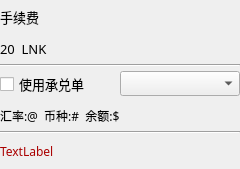
Old version of the form LNKWallet/FeeChooseWidget.ui in the repository HcashOrg/hx-indicator.
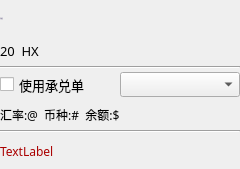
New version of the form.

Patch:
```diff
--- a/LNKWallet/FeeChooseWidget.ui
+++ b/LNKWallet/FeeChooseWidget.ui
@@ -57,9 +57,16 @@
      <property name="font">
       <font>
        <family>微软雅黑</family>
-       <pointsize>10</pointsize>
+       <pointsize>-1</pointsize>
+       <weight>50</weight>
+       <italic>false</italic>
+       <bold>false</bold>
       </font>
      </property>
+     <property name="styleSheet">
+      <string notr="true">font: 12px &quot;微软雅黑&quot;;
+color:rgb(137,129,161);</string>
+     </property>
      <property name="text">
       <string>手续费</string>
      </property>
@@ -84,7 +91,7 @@
        <property name="minimumSize">
         <size>
          <width>0</width>
-         <height>30</height>
+         <height>0</height>
         </size>
        </property>
        <property name="maximumSize">
@@ -98,8 +105,11 @@
          <pointsize>10</pointsize>
         </font>
        </property>
+       <property name="styleSheet">
+        <string notr="true"/>
+       </property>
        <property name="text">
-        <string>20  LNK</string>
+        <string>20  HX</string>
        </property>
       </widget>
      </item>
@@ -128,13 +138,13 @@
        <property name="minimumSize">
         <size>
          <width>0</width>
-         <height>30</height>
+         <height>0</height>
         </size>
        </property>
        <property name="maximumSize">
         <size>
          <width>16777215</width>
-         <height>30</height>
+         <height>25</height>
         </size>
        </property>
        <property name="font">
@@ -201,7 +211,7 @@
        <property name="minimumSize">
         <size>
          <width>0</width>
-         <height>30</height>
+         <height>0</height>
         </size>
        </property>
        <property name="maximumSize">
```
Left out of the diff: 2 changed lines with no effect on the pictures.
